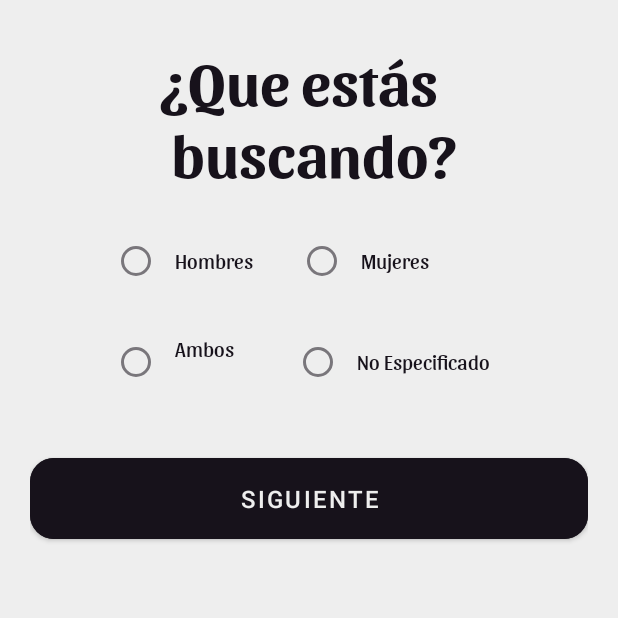
After one commit to gonzalodominguez39/BlazeAPP, an Android app: the fragment LookingFoor shown on its own in the app's theme, on a phone screen of 412 x 824 dp, the top half of it. The commit adds this screen. Run offline under Robolectric (Android 15) with nearby library versions, the phone set to English and light mode, and no system bars.

Commit message:
screen sing_up & looking_for OK

```diff
--- /dev/null
+++ b/FrontEnd/Blaze/app/src/main/java/com/emma/blaze/ui/lookingfoor/LookingFoor.java
@@ -0,0 +1,66 @@
+package com.emma.blaze.ui.lookingfoor;
+
+import android.os.Bundle;
+
+import androidx.fragment.app.Fragment;
+
+import android.view.LayoutInflater;
+import android.view.View;
+import android.view.ViewGroup;
+
+import com.emma.blaze.R;
+
+/**
+ * A simple {@link Fragment} subclass.
+ * Use the {@link LookingFoor#newInstance} factory method to
+ * create an instance of this fragment.
+ */
+public class LookingFoor extends Fragment {
+
+    // TODO: Rename parameter arguments, choose names that match
+    // the fragment initialization parameters, e.g. ARG_ITEM_NUMBER
+    private static final String ARG_PARAM1 = "param1";
+    private static final String ARG_PARAM2 = "param2";
+
+    // TODO: Rename and change types of parameters
+    private String mParam1;
+    private String mParam2;
+
+    public LookingFoor() {
+        // Required empty public constructor
+    }
+
+    /**
+     * Use this factory method to create a new instance of
+     * this fragment using the provided parameters.
+     *
+     * @param param1 Parameter 1.
+     * @param param2 Parameter 2.
+     * @return A new instance of fragment LookingFoor.
+     */
+    // TODO: Rename and change types and number of parameters
+    public static LookingFoor newInstance(String param1, String param2) {
+        LookingFoor fragment = new LookingFoor();
+        Bundle args = new Bundle();
+        args.putString(ARG_PARAM1, param1);
+        args.putString(ARG_PARAM2, param2);
+        fragment.setArguments(args);
+        return fragment;
+    }
+
+    @Override
+    public void onCreate(Bundle savedInstanceState) {
+        super.onCreate(savedInstanceState);
+        if (getArguments() != null) {
+            mParam1 = getArguments().getString(ARG_PARAM1);
+            mParam2 = getArguments().getString(ARG_PARAM2);
+        }
+    }
+
+    @Override
+    public View onCreateView(LayoutInflater inflater, ViewGroup container,
+                             Bundle savedInstanceState) {
+        // Inflate the layout for this fragment
+        return inflater.inflate(R.layout.fragment_looking_foor, container, false);
+    }
+}
--- /dev/null
+++ b/FrontEnd/Blaze/app/src/main/res/layout/fragment_looking_foor.xml
@@ -0,0 +1,102 @@
+<?xml version="1.0" encoding="utf-8"?>
+<FrameLayout xmlns:android="http://schemas.android.com/apk/res/android"
+    xmlns:tools="http://schemas.android.com/tools"
+    android:layout_width="match_parent"
+    android:layout_height="match_parent"
+    xmlns:app="http://schemas.android.com/apk/res-auto"
+    tools:context=".ui.lookingfoor.LookingFoor"
+    android:background="@color/white_opacity">
+<LinearLayout
+    android:layout_width="match_parent"
+    android:layout_height="wrap_content"
+    android:orientation="vertical"
+    android:padding="20dp"
+    android:layout_gravity="center_horizontal"
+    android:layout_marginTop="10dp"
+
+    >
+    <TextView
+        android:layout_width="wrap_content"
+        android:layout_height="wrap_content"
+        android:layout_gravity="center_horizontal"
+        android:layout_marginBottom="20dp"
+        android:fontFamily="@font/sansita_bold"
+        android:text="@string/looking_foor"
+        android:textColor="@color/black_opacity"
+        android:textSize="40sp"
+        android:textStyle="bold"
+        />
+
+<LinearLayout
+    android:layout_width="wrap_content"
+    android:layout_height="wrap_content"
+    android:orientation="vertical"
+    android:layout_gravity="center">
+    <LinearLayout
+        android:layout_width="wrap_content"
+        android:layout_height="wrap_content"
+        android:orientation="horizontal"
+        android:gravity="center">
+
+        <com.google.android.material.radiobutton.MaterialRadioButton
+            android:layout_width="wrap_content"
+            android:layout_height="wrap_content"
+            android:layout_marginEnd="20dp"
+            android:fontFamily="@font/sansita_regular"
+            android:paddingHorizontal="10dp"
+            android:paddingVertical="15dp"
+            android:text="@string/male"
+            android:textColor="@color/black_opacity" />
+
+        <com.google.android.material.radiobutton.MaterialRadioButton
+            android:layout_width="wrap_content"
+            android:layout_height="wrap_content"
+            android:fontFamily="@font/sansita_regular"
+            android:paddingHorizontal="10dp"
+            android:paddingVertical="15dp"
+            android:text="@string/fermale"
+            android:textColor="@color/black_opacity" />
+    </LinearLayout>
+
+    <LinearLayout
+        android:layout_width="wrap_content"
+        android:layout_height="wrap_content"
+        android:orientation="horizontal"
+        android:gravity="center"
+        android:layout_marginTop="10dp">
+
+        <com.google.android.material.radiobutton.MaterialRadioButton
+            android:layout_width="wrap_content"
+            android:layout_height="wrap_content"
+            android:layout_marginEnd="20dp"
+            android:fontFamily="@font/sansita_regular"
+            android:paddingHorizontal="10dp"
+            android:paddingVertical="15dp"
+            android:text="@string/both"
+            android:textColor="@color/black_opacity" />
+
+        <com.google.android.material.radiobutton.MaterialRadioButton
+            android:layout_width="wrap_content"
+            android:layout_height="wrap_content"
+            android:fontFamily="@font/sansita_regular"
+            android:paddingHorizontal="10dp"
+            android:paddingVertical="15dp"
+            android:text="@string/no_specified"
+            android:textColor="@color/black_opacity"
+            android:layout_marginStart="10dp"/>
+    </LinearLayout>
+</LinearLayout>
+    <com.google.android.material.button.MaterialButton
+        android:id="@+id/button_save"
+        style="@style/RoundedButtonSave"
+        android:layout_width="match_parent"
+        android:layout_height="wrap_content"
+        android:layout_marginBottom="10dp"
+        android:padding="16dp"
+        android:text="@string/next"
+        android:textSize="16sp"
+        app:cornerRadius="16dp"
+        android:layout_marginTop="25dp"/>
+</LinearLayout>
+
+</FrameLayout>
--- a/FrontEnd/Blaze/app/src/main/res/values/strings.xml
+++ b/FrontEnd/Blaze/app/src/main/res/values/strings.xml
@@ -1,6 +1,6 @@
 <resources>
     <string name="app_name">Blaze</string>
-    <string name="next">Next</string>
+    <string name="next">Siguiente</string>
     <string name="previous">Previous</string>
     <string name="sign_in_google">Ingresa con Google\n</string>
     <string name="sign_in_Facebook">Ingresa con Facebook\n</string>
@@ -17,5 +17,19 @@
     <string name="inserta_tu_c_digo_de_blaze">Inserta tu código de Blaze</string>
     <string name="verify">Verificar</string>
     <string name="verifyHint">Codigo Blaze</string>
-    <string name="default_web_client_id">824690392585-3jlsellspmkihj6jjl42ahuvi7jig27i.apps.googleusercontent.com</string>
+    <string name="sign_up">Crear Cuenta</string>
+    <string name="name">Nombre</string>
+    <string name="save">Guardar</string>
+    <string name="back">Cancelar</string>
+    <string name="surname">Apellido</string>
+    <string name="bithday">Cumpleaños</string>
+    <string name="gender">Genero</string>
+    <string name="masculine">Masculino</string>
+    <string name="Femenine">Femenino</string>
+    <string name="confirm_password">Confirmar contraseña</string>
+    <string name="looking_foor">¿Que estás\n buscando?</string>
+    <string name="male">Hombres</string>
+    <string name="fermale">Mujeres</string>
+    <string name="both">Ambos\n</string>
+    <string name="no_specified">No Especificado</string>
 </resources>
--- /dev/null
+++ b/FrontEnd/Blaze/app/src/main/res/values/styles.xml
@@ -0,0 +1,20 @@
+<?xml version="1.0" encoding="utf-8"?>
+<resources>
+    <style name="RoundedButton" parent="Widget.MaterialComponents.Button">
+        <item name="cornerRadius">16dp</item>
+        <item name="android:backgroundTint">@color/white_opacity</item>
+        <item name="android:textColor">@color/black_opacity</item>
+    </style>
+
+    <style name="RoundedButtonSave" parent="RoundedButton">
+        <item name="android:backgroundTint">@color/black_opacity</item>
+        <item name="android:textColor">@color/white_opacity</item>
+    </style>
+
+    <style name="RoundedButtonCancel" parent="RoundedButton">
+        <item name="android:backgroundTint">@color/white_opacity</item>
+
+    </style>
+
+
+</resources>
```
Also changed, not shown: FrontEnd/Blaze/app/src/main/java/com/emma/blaze/ui/Phone/CodePhoneViewModel.java (renamed from FrontEnd/Blaze/app/src/main/java/com/emma/blaze/ui/Phone/ViewModelCodeSend.java, +4 -4 lines), FrontEnd/Blaze/app/src/main/java/com/emma/blaze/ui/Phone/CodeVerification.java (+3 -6 lines), FrontEnd/Blaze/app/src/main/java/com/emma/blaze/ui/Phone/PhoneCodeSend.java (+6 -6 lines), FrontEnd/Blaze/app/src/main/java/com/emma/blaze/ui/signIn/SignUp.java (added, +38 -0 lines), FrontEnd/Blaze/app/src/main/java/com/emma/blaze/ui/signIn/SignUpViewModel.java (added, +7 -0 lines), FrontEnd/Blaze/app/src/main/res/drawable/rounded_background.xml (added, +8 -0 lines), FrontEnd/Blaze/app/src/main/res/layout/fragment_sign_up.xml (added, +193 -0 lines), FrontEnd/Blaze/app/src/main/res/navigation/nav_graph.xml (+6 -1 lines), 1 other file.
